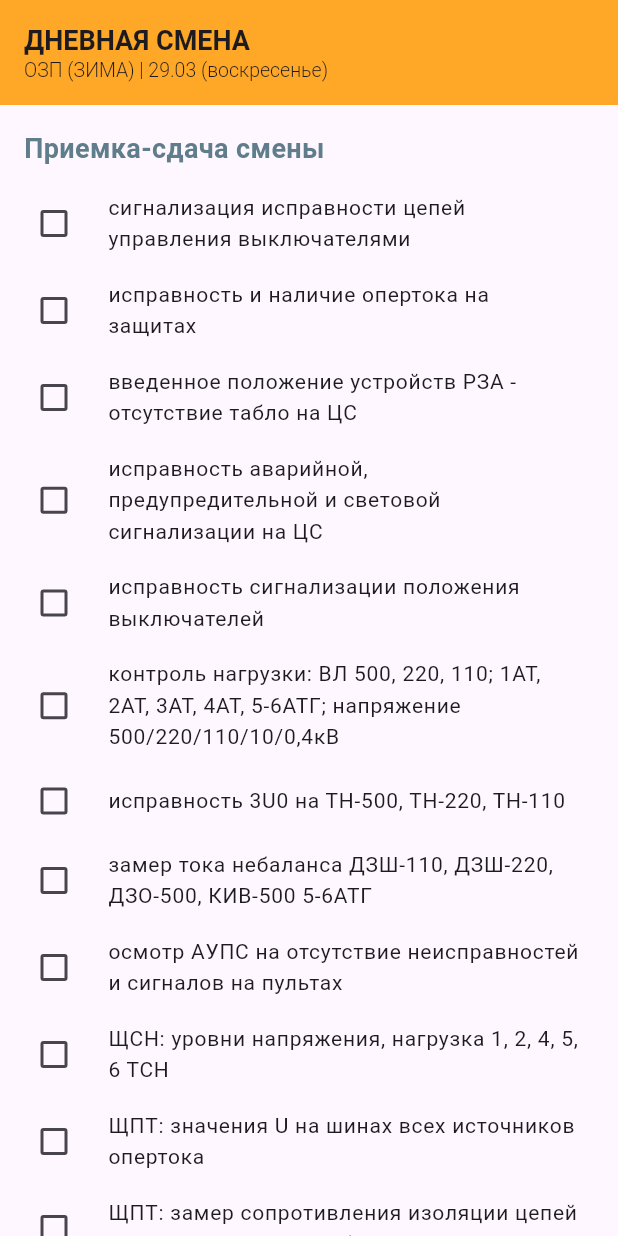
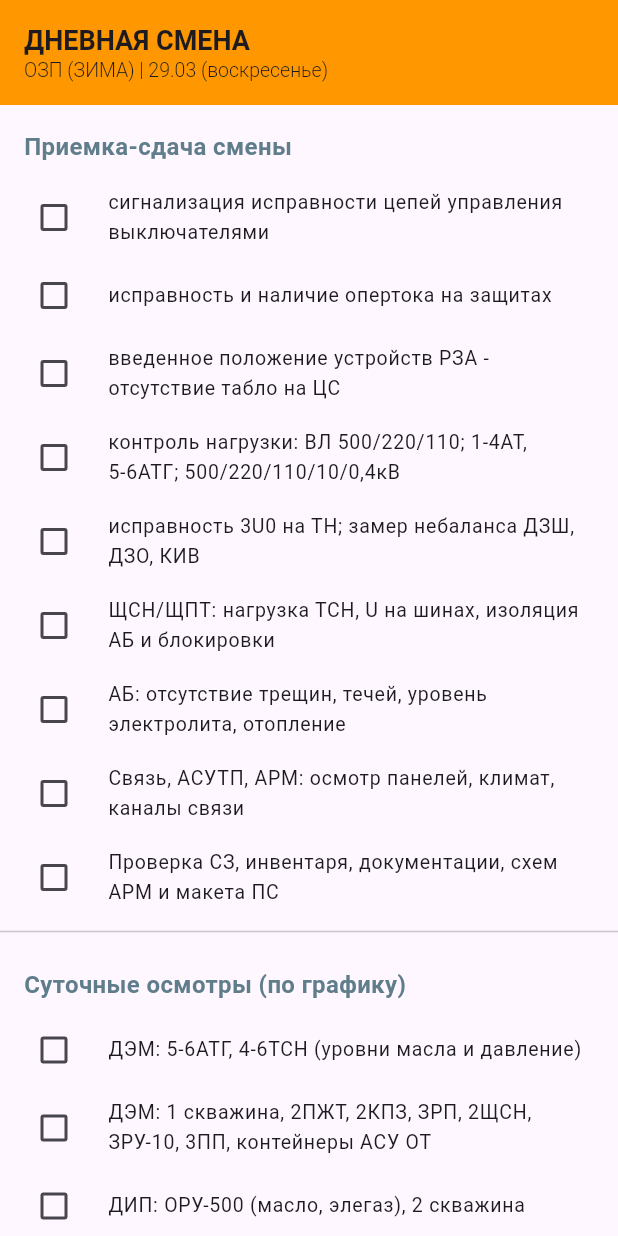
Before and after one commit to virza1998/timetable, a Flutter app: the screen it shows after launch, on a phone screen of 412 x 824 dp. Run offline on Flutter 3.47's test engine with Material 3 defaults, Android fonts, the phone set to English and light mode, and no system bars.

Commit message:
Update main.dart

```diff
--- a/lib/main.dart
+++ b/lib/main.dart
@@ -1,9 +1,8 @@
 import 'package:flutter/material.dart';
 import 'package:intl/intl.dart';
-import 'package:intl/date_symbol_data_local.dart'; // Для русского языка
+import 'package:intl/date_symbol_data_local.dart';
 
 void main() async {
-  // Инициализируем локализацию, чтобы дни недели были на русском
   await initializeDateFormatting('ru_RU', null);
   runApp(const MaterialApp(home: TodoApp()));
 }
@@ -23,38 +22,59 @@ class _TodoAppState extends State<TodoApp> {
     DateTime now = DateTime.now();
     int hour = now.hour;
     int month = now.month;
+    String dayName = DateFormat('EEEE', 'ru_RU').format(now).toLowerCase();
 
     bool isDay = hour >= 8 && hour < 20;
     bool isWinter = month >= 10 || month <= 4;
 
-    // Формируем данные для плашки сверху
+    // Группы дней
+    List<String> group1Days = ["понедельник", "среда", "пятница", "воскресенье"];
+    bool isGroup1 = group1Days.contains(dayName);
+
     String shiftTitle = isDay ? "ДНЕВНАЯ СМЕНА" : "НОЧНАЯ СМЕНА";
     String seasonInfo = isWinter ? "ОЗП (ЗИМА)" : "ЛЕТО";
     String dateInfo = DateFormat('dd.MM (EEEE)', 'ru_RU').format(now);
 
+    // 1. ПРИЕМКА-СДАЧА СМЕНЫ (Обязательно всегда)
     List<String> receptionTasks = [
       "сигнализация исправности цепей управления выключателями",
       "исправность и наличие опертока на защитах",
       "введенное положение устройств РЗА - отсутствие табло на ЦС",
-      "исправность аварийной, предупредительной и световой сигнализации на ЦС",
-      "исправность сигнализации положения выключателей",
-      "контроль нагрузки: ВЛ 500, 220, 110; 1АТ, 2АТ, 3АТ, 4АТ, 5-6АТГ; напряжение 500/220/110/10/0,4кВ",
-      "исправность 3U0 на ТН-500, ТН-220, ТН-110",
-      "замер тока небаланса ДЗШ-110, ДЗШ-220, ДЗО-500, КИВ-500 5-6АТГ",
-      "осмотр АУПС на отсутствие неисправностей и сигналов на пультах",
-      "ЩСН: уровни напряжения, нагрузка 1, 2, 4, 5, 6 ТСН",
-      "ЩПТ: значения U на шинах всех источников опертока",
-      "ЩПТ: замер сопротивления изоляции цепей I, I подзаряда 1-2АБ и блокировки",
-      "АБ: отсутствие трещин, течей на банках 1-2АБ и уровень электролита",
-      "АБ: температура и освещение в помещении 1-2АБ",
-      "АБ: напряжение на вводах 1-2АБ",
-      "АБ: проверка отопления в 1-2АБ (в период ОЗП)",
-      "Связь, АСУТП, АРМ, ТМ: осмотр панелей, проверка климата и каналов связи",
-      "Общая часть: проверка СЗ, инвентаря, ключей, регистраторов, аптечки",
-      "Проверить и принять оперативную документацию",
-      "Проверка схем: АРМ, макет ПС, водоснабжение и пожаротушение"
+      "контроль нагрузки: ВЛ 500/220/110; 1-4АТ, 5-6АТГ; 500/220/110/10/0,4кВ",
+      "исправность 3U0 на ТН; замер небаланса ДЗШ, ДЗО, КИВ",
+      "ЩСН/ЩПТ: нагрузка ТСН, U на шинах, изоляция АБ и блокировки",
+      "АБ: отсутствие трещин, течей, уровень электролита, отопление",
+      "Связь, АСУТП, АРМ: осмотр панелей, климат, каналы связи",
+      "Проверка СЗ, инвентаря, документации, схем АРМ и макета ПС"
     ];
 
+    // 2. СУТОЧНЫЕ ОСМОТРЫ (Раз в сутки)
+    List<String> dailyTasks = [];
+    if (isDay) {
+      if (isGroup1) {
+        // Пн, Ср, Пт, Вс
+        dailyTasks.addAll([
+          "ДЭМ: 5-6АТГ, 4-6ТСН (уровни масла и давление)",
+          "ДЭМ: 1 скважина, 2ПЖТ, 2КПЗ, ЗРП, 2ЩСН, ЗРУ-10, 3ПП, контейнеры АСУ ОТ",
+          "ДИП: ОРУ-500 (масло, элегаз), 2 скважина"
+        ]);
+      } else {
+        // Вт, Чт, Сб
+        dailyTasks.addAll([
+          "ДЭМ: ОРУ-220, 1-2ТСН (масло, элегаз), КПП, гараж, 1КПЗ, 3КПЗ, 1ПЖТ",
+          "ДИП: 1-4АТ, ОРУ-110 (масло, элегаз)",
+          "ДИП: ЗРУ-10 База, КРУН-10 1-2АТ, 1-2КТП"
+        ]);
+      }
+    } else {
+      // Ночные суточные
+      dailyTasks.addAll([
+        "Наружное освещение ОРУ, кабельный полуэтаж",
+        "Проверка состояния эвакуационных выходов"
+      ]);
+    }
+
+    // 3. ЕЖЕСМЕННЫЕ ОСМОТРЫ
     List<String> periodicTasks = [
       "Панели управления, ЦС, РЗА, АСУТП, ТМ, ТС, учета",
       "1ЩСН, 1АБ, 2АБ, ЩПТ, помещения ОПУ",
@@ -62,15 +82,15 @@ class _TodoAppState extends State<TodoApp> {
     ];
 
     if (isDay) {
-      periodicTasks.insert(0, "ОСМОТР: 5АТГ, 6АТГ, 1АТ, 2АТ, 3АТ, 4АТ");
-      if (isWinter) periodicTasks.add("ДГУ: контроль работы обогрев. устройств");
+      periodicTasks.insert(0, "ОСМОТР АТ: 5-6АТГ, 1-4АТ");
+      if (isWinter) periodicTasks.add("ДГУ: контроль работы обогрева");
     } else {
-      periodicTasks.insert(0, "ОСМОТР: 5-6АТГ, 1-4АТ (контроль работы охлаждения)");
+      periodicTasks.insert(0, "ОСМОТР АТ: 5-6АТГ, 1-4АТ (охлаждение)");
     }
 
     return Scaffold(
       appBar: AppBar(
-        toolbarHeight: 70, // Увеличили высоту для двух строк
+        toolbarHeight: 70,
         title: Column(
           crossAxisAlignment: CrossAxisAlignment.start,
           children: [
@@ -78,12 +98,13 @@ class _TodoAppState extends State<TodoApp> {
             Text("$seasonInfo | $dateInfo", style: const TextStyle(fontSize: 13, fontWeight: FontWeight.w300)),
           ],
         ),
-        backgroundColor: isDay ? Colors.orange[400] : Colors.indigo[700],
+        backgroundColor: isDay ? Colors.orange : Colors.indigo,
       ),
       body: SingleChildScrollView(
         child: Column(
           children: [
             _buildSection("Приемка-сдача смены", receptionTasks),
+            _buildSection("Суточные осмотры (по графику)", dailyTasks),
             _buildSection("Ежесменные осмотры", periodicTasks),
           ],
         ),
@@ -92,21 +113,18 @@ class _TodoAppState extends State<TodoApp> {
   }
 
   Widget _buildSection(String title, List<String> tasks) {
+    if (tasks.isEmpty) return const SizedBox.shrink();
     return Column(
       crossAxisAlignment: CrossAxisAlignment.start,
       children: [
         Padding(
           padding: const EdgeInsets.fromLTRB(16, 16, 16, 8),
-          child: Text(title, style: const TextStyle(fontSize: 18, fontWeight: FontWeight.bold, color: Colors.blueGrey)),
+          child: Text(title, style: const TextStyle(fontSize: 16, fontWeight: FontWeight.bold, color: Colors.blueGrey)),
         ),
         ...tasks.map((task) => CheckboxListTile(
-          title: Text(task, style: const TextStyle(fontSize: 14)),
+          title: Text(task, style: const TextStyle(fontSize: 13)),
           value: checkStates[task] ?? false,
-          onChanged: (bool? value) {
-            setState(() {
-              checkStates[task] = value!;
-            });
-          },
+          onChanged: (val) => setState(() => checkStates[task] = val!),
           controlAffinity: ListTileControlAffinity.leading,
           dense: true,
         )),
```
